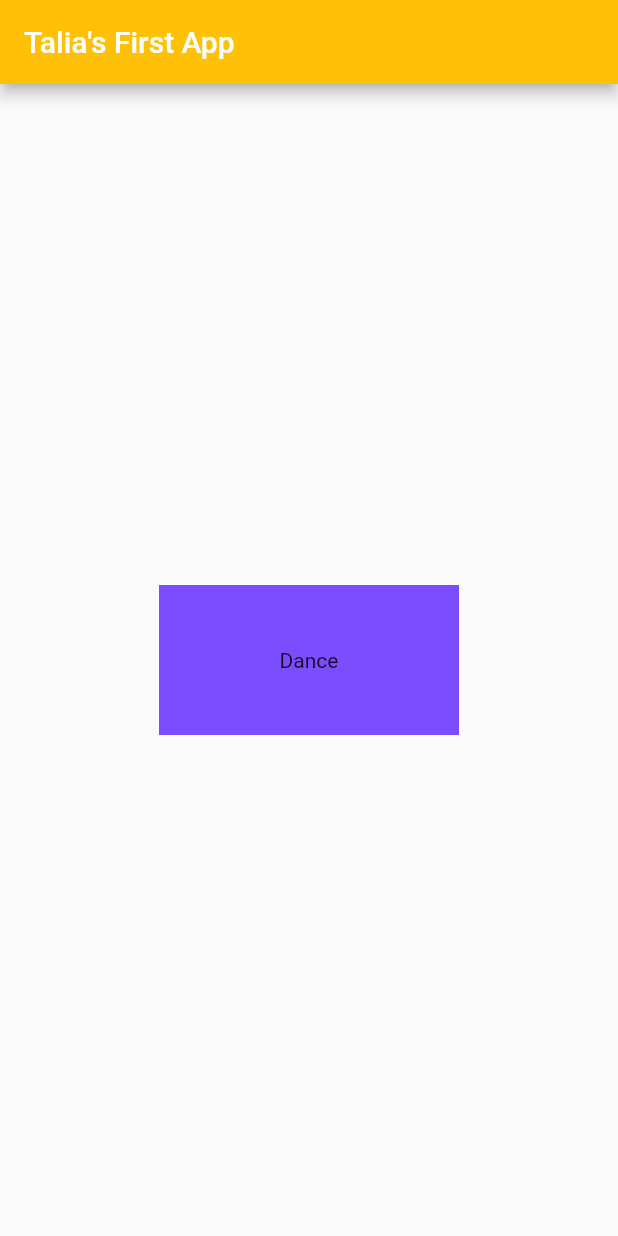
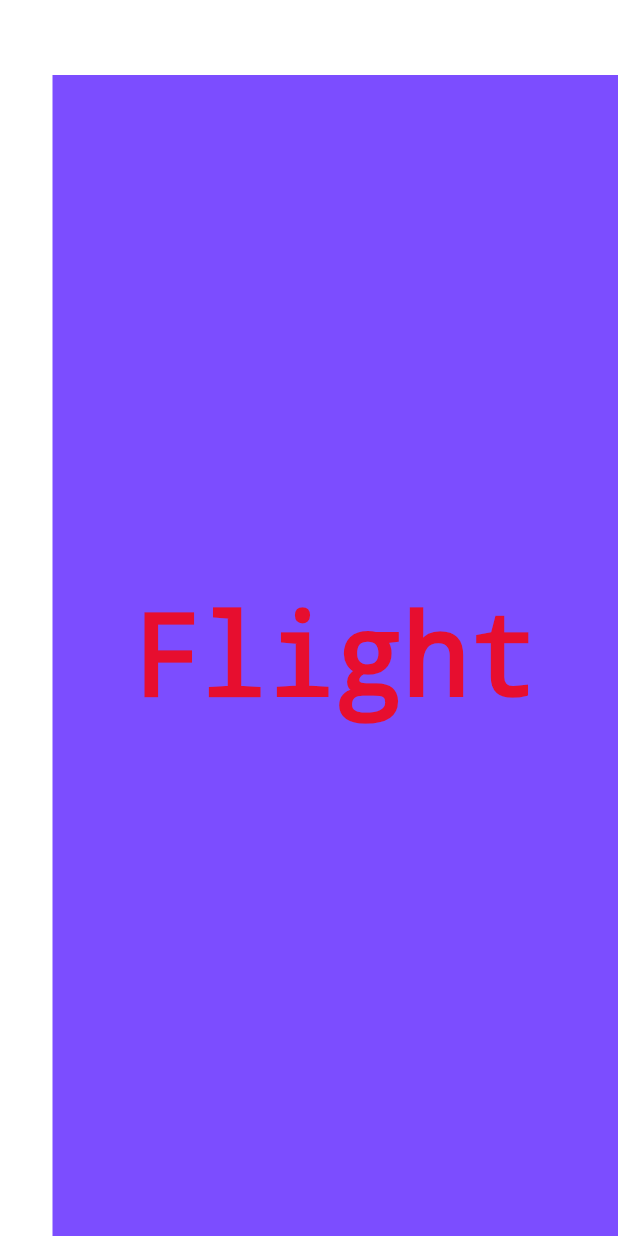
Before and after one commit to Jessicatcheyanou/talia, a Flutter app: the screen it shows after launch, on a phone screen of 412 x 824 dp. Run offline on Flutter 3.47's test engine with Material 2 defaults, Android fonts, the phone set to English and light mode, and no system bars.

Commit message:
Jess | Commonly Used Widgets | Text-Add Font folder

```diff
--- a/lib/app_screens/home.dart
+++ b/lib/app_screens/home.dart
@@ -5,16 +5,15 @@ class Home extends StatelessWidget {
   Widget build(BuildContext context) {
     // TODO: implement build
     return Center(
-      child: Container(
-        alignment: Alignment.center,
-        color: Colors.deepPurpleAccent,
-        width: 200.0,
-        height: 100.0,
-        child: Text(
-          "Dance",
-          textDirection: TextDirection.ltr,
-        ),
+        child: Container(
+      alignment: Alignment.center,
+      color: Colors.deepPurpleAccent,
+      margin: EdgeInsets.only(left: 35.0, top: 50.0),
+      child: Text(
+        "Flight",
+        textDirection: TextDirection.ltr,
+        style: TextStyle(decoration: TextDecoration.none, fontSize: 75.0),
       ),
-    );
+    ));
   }
 }
--- a/lib/main.dart
+++ b/lib/main.dart
@@ -4,24 +4,9 @@ import './app_screens/home.dart';
 
 //entry point on main application
 void main() {
-  runApp(const MyApp());
+  runApp(MaterialApp(
+    debugShowCheckedModeBanner: false,
+    title: "Exploring UI Widgets",
+    home: Home(),
+  ));
 }
-
-class MyApp extends StatelessWidget {
-  const MyApp({Key? key}) : super(key: key);
-
-  // This widget is the root of your application.
-  @override
-  Widget build(BuildContext context) {
-    return MaterialApp(
-        debugShowCheckedModeBanner: false,
-        title: 'Exploring UI widgets',
-        home: Scaffold(
-          appBar: AppBar(
-            title: Text("Talia's First App"),
-            backgroundColor: Colors.amber,
-          ),
-          body: Home(),
-        ));
-  }
-}
```
Also changed, not shown: fonts/Raleway-Bold.ttf (added), fonts/Raleway-Italic.ttf (added), fonts/Raleway-LightItalic.ttf (added), fonts/Raleway-Regular.ttf (added).
